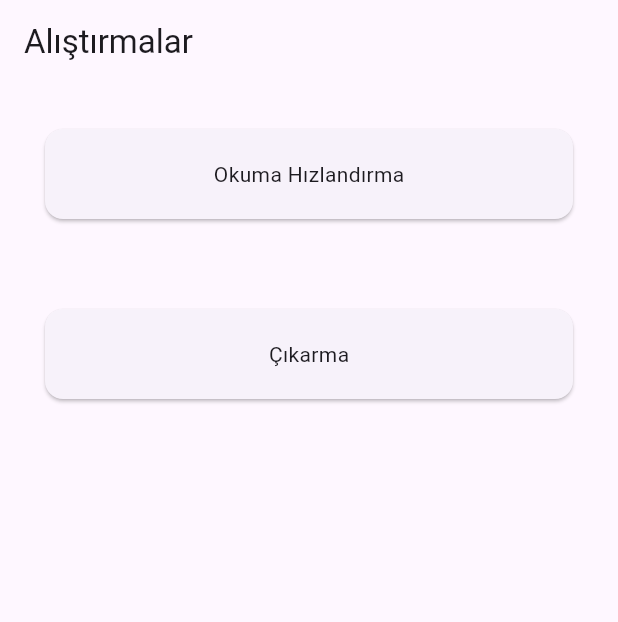
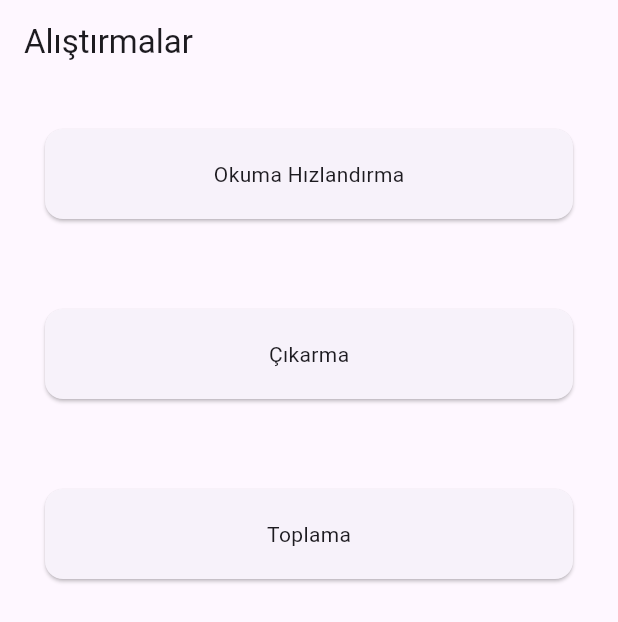
Before and after one commit to nyzmemre/ilkokuluygulama, a Flutter app: the screen it shows after launch, on a phone screen of 412 x 824 dp. Shown: the top 622 px of the screen. Run offline on Flutter 3.47's test engine with Material 3 defaults, Android fonts, the phone set to English and light mode, and no system bars; our stand-ins replace speech_to_text.

Commit message:
add some changes

```diff
--- a/lib/homepage.dart
+++ b/lib/homepage.dart
@@ -1,4 +1,5 @@
 import 'package:flutter/material.dart';
+import 'package:ilkokuluygulama/features/count_with_ball_page.dart';
 import 'package:ilkokuluygulama/read_view.dart';
 import 'package:ilkokuluygulama/substraction_view.dart';
 
@@ -11,9 +12,19 @@ class Homepage extends StatelessWidget {
       appBar: AppBar(title: Text('Alıştırmalar'),),
       body: Column(
         children: [
-          InkWell(
+          page_button(context,ReadView() ,'Okuma Hızlandırma'),
+          page_button(context,SubstractionView() ,'Çıkarma'),
+          page_button(context,CountWithBallPage() ,'Toplama'),
+
+        ],
+      ),
+    );
+  }
+
+  InkWell page_button(BuildContext context, Widget widget, String text) {
+    return InkWell(
           onTap: (){
-              Navigator.push(context, MaterialPageRoute(builder: (_)=>ReadView()));
+            Navigator.push(context, MaterialPageRoute(builder: (_)=>widget));
           },
           child: Padding(
             padding: const EdgeInsets.all(20.0),
@@ -21,27 +32,9 @@ class Homepage extends StatelessWidget {
               margin: EdgeInsets.all(10),
               child: Center(child: Padding(
                 padding: const EdgeInsets.all(20.0),
-                  child: Text('Okuma Hızlandırma',),
+                child: Text(text),
               )),
             ),
-            ),
-          ),
-          InkWell(
-            onTap: (){
-              Navigator.push(context, MaterialPageRoute(builder: (_)=>SubstractionView()));
-            },
-            child: Padding(
-              padding: const EdgeInsets.all(20.0),
-              child: Card(
-                margin: EdgeInsets.all(10),
-                child: Center(child: Padding(
-                  padding: const EdgeInsets.all(20.0),
-                  child: Text('Çıkarma',),
-                )),
-              ),
-            ),
-          )
-        ],
           ),
         );
   }
```
Also changed, not shown: lib/features/count_with_ball_page.dart (+37 -6 lines). Lines whose indentation alone changed are shown as unchanged.
